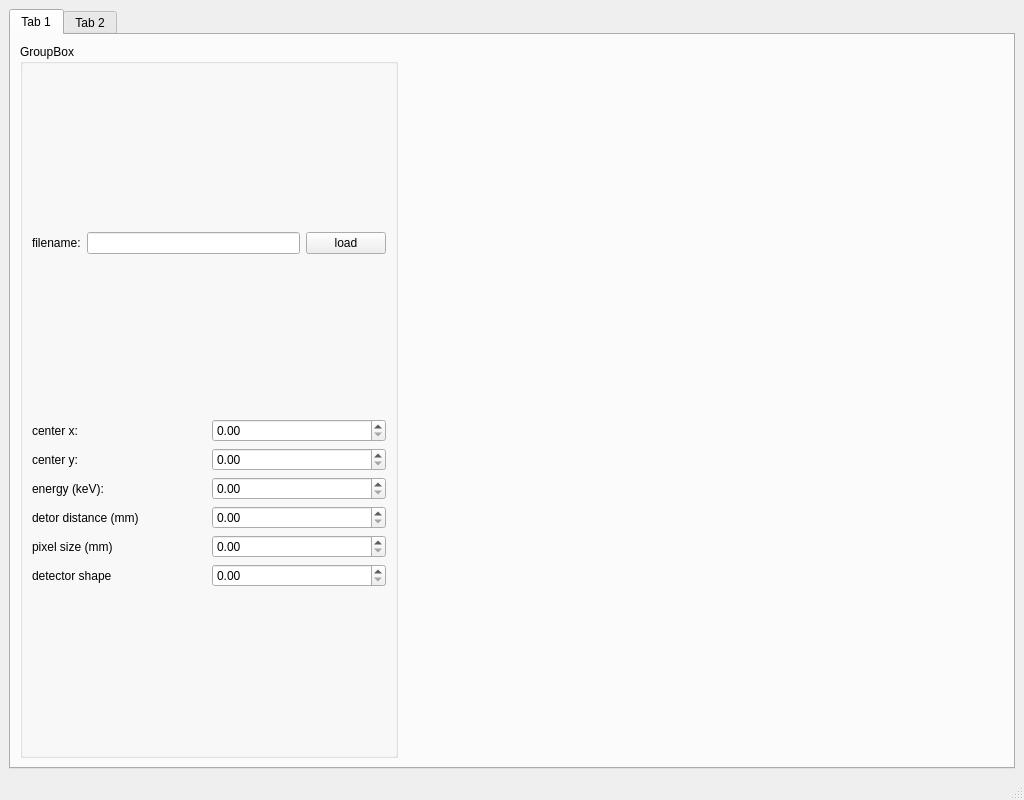
Qt form ui/mask.ui (AZjk/simple-mask) before a commit.
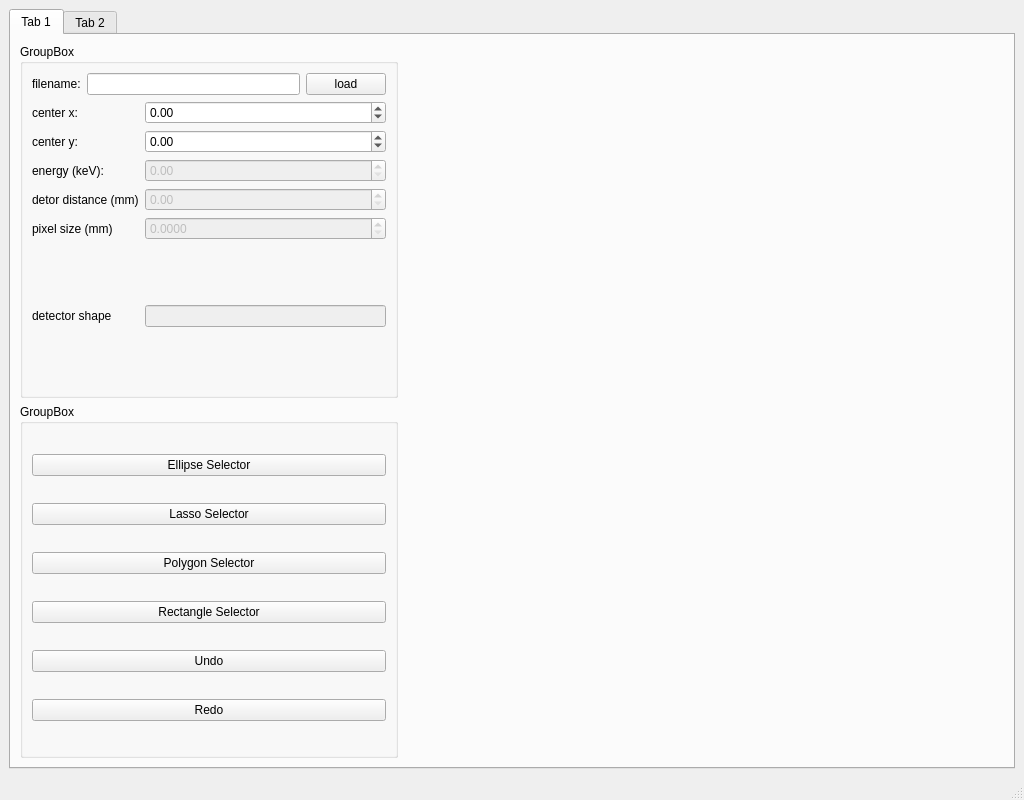
The same form after that commit. Custom widgets are drawn as their Qt base class.

```diff
--- a/ui/mask.ui
+++ b/ui/mask.ui
@@ -24,7 +24,7 @@
        <attribute name="title">
         <string>Tab 1</string>
        </attribute>
-       <layout class="QGridLayout" name="gridLayout_4">
+       <layout class="QGridLayout" name="gridLayout_5">
         <item row="0" column="0">
          <widget class="QGroupBox" name="groupBox">
           <property name="sizePolicy">
@@ -37,25 +37,15 @@
            <string>GroupBox</string>
           </property>
           <layout class="QGridLayout" name="gridLayout_3">
-           <item row="0" column="0">
-            <widget class="QLabel" name="label">
-             <property name="text">
-              <string>filename:</string>
-             </property>
-            </widget>
-           </item>
-           <item row="0" column="1">
-            <widget class="QLineEdit" name="lineEdit"/>
-           </item>
-           <item row="0" column="2">
-            <widget class="QPushButton" name="pushButton">
-             <property name="text">
-              <string>load</string>
-             </property>
-            </widget>
-           </item>
            <item row="1" column="0" colspan="3">
             <layout class="QGridLayout" name="gridLayout_2">
+             <item row="2" column="1">
+              <widget class="QDoubleSpinBox" name="db_energy">
+               <property name="enabled">
+                <bool>false</bool>
+               </property>
+              </widget>
+             </item>
              <item row="0" column="0">
               <widget class="QLabel" name="label_2">
                <property name="text">
@@ -63,19 +53,33 @@
                </property>
               </widget>
              </item>
-             <item row="0" column="1">
-              <widget class="QDoubleSpinBox" name="doubleSpinBox"/>
+             <item row="3" column="1">
+              <widget class="QDoubleSpinBox" name="db_det_dist">
+               <property name="enabled">
+                <bool>false</bool>
+               </property>
+               <property name="maximum">
+                <double>99999.000000000000000</double>
+               </property>
+              </widget>
              </item>
-             <item row="1" column="0">
-              <widget class="QLabel" name="label_3">
+             <item row="4" column="1">
+              <widget class="QDoubleSpinBox" name="db_pix_dim">
+               <property name="enabled">
+                <bool>false</bool>
+               </property>
+               <property name="decimals">
+                <number>4</number>
+               </property>
+              </widget>
+             </item>
+             <item row="4" column="0">
+              <widget class="QLabel" name="label_6">
                <property name="text">
-                <string>center y:</string>
+                <string>pixel size (mm)</string>
                </property>
               </widget>
              </item>
-             <item row="1" column="1">
-              <widget class="QDoubleSpinBox" name="doubleSpinBox_2"/>
-             </item>
              <item row="2" column="0">
               <widget class="QLabel" name="label_4">
                <property name="text">
@@ -83,8 +87,12 @@
                </property>
               </widget>
              </item>
-             <item row="2" column="1">
-              <widget class="QDoubleSpinBox" name="doubleSpinBox_3"/>
+             <item row="1" column="0">
+              <widget class="QLabel" name="label_3">
+               <property name="text">
+                <string>center y:</string>
+               </property>
+              </widget>
              </item>
              <item row="3" column="0">
               <widget class="QLabel" name="label_5">
@@ -93,36 +101,64 @@
                </property>
               </widget>
              </item>
-             <item row="3" column="1">
-              <widget class="QDoubleSpinBox" name="doubleSpinBox_4"/>
+             <item row="0" column="1">
+              <widget class="QDoubleSpinBox" name="db_cenx">
+               <property name="minimum">
+                <double>-9999.000000000000000</double>
+               </property>
+               <property name="maximum">
+                <double>9999.000000000000000</double>
+               </property>
+              </widget>
              </item>
-             <item row="4" column="0">
-              <widget class="QLabel" name="label_6">
-               <property name="text">
-                <string>pixel size (mm)</string>
+             <item row="1" column="1">
+              <widget class="QDoubleSpinBox" name="db_ceny">
+               <property name="minimum">
+                <double>-9999.000000000000000</double>
                </property>
+               <property name="maximum">
+                <double>9999.000000000000000</double>
+               </property>
               </widget>
              </item>
-             <item row="4" column="1">
-              <widget class="QDoubleSpinBox" name="doubleSpinBox_5"/>
-             </item>
-             <item row="5" column="0">
+             <item row="5" column="0" rowspan="2">
               <widget class="QLabel" name="label_7">
                <property name="text">
                 <string>detector shape</string>
                </property>
               </widget>
              </item>
-             <item row="5" column="1">
-              <widget class="QDoubleSpinBox" name="doubleSpinBox_6"/>
+             <item row="5" column="1" rowspan="2">
+              <widget class="QLineEdit" name="le_shape">
+               <property name="enabled">
+                <bool>false</bool>
+               </property>
+              </widget>
              </item>
             </layout>
            </item>
+           <item row="0" column="0">
+            <widget class="QLabel" name="label">
+             <property name="text">
+              <string>filename:</string>
+             </property>
+            </widget>
+           </item>
+           <item row="0" column="1">
+            <widget class="QLineEdit" name="fname"/>
+           </item>
+           <item row="0" column="2">
+            <widget class="QPushButton" name="btn_load">
+             <property name="text">
+              <string>load</string>
+             </property>
+            </widget>
+           </item>
           </layout>
          </widget>
         </item>
-        <item row="0" column="1">
-         <widget class="MplCanvas" name="mp1" native="true">
+        <item row="0" column="1" rowspan="2">
+         <widget class="MplCanvasBar" name="mp1" native="true">
           <property name="sizePolicy">
            <sizepolicy hsizetype="Preferred" vsizetype="Preferred">
             <horstretch>0</horstretch>
@@ -137,6 +173,60 @@
           </property>
          </widget>
         </item>
+        <item row="1" column="0">
+         <widget class="QGroupBox" name="groupBox_2">
+          <property name="title">
+           <string>GroupBox</string>
+          </property>
+          <layout class="QGridLayout" name="gridLayout_4">
+           <item row="0" column="0">
+            <widget class="QPushButton" name="btn_ellipse">
+             <property name="enabled">
+              <bool>true</bool>
+             </property>
+             <property name="text">
+              <string>Ellipse Selector</string>
+             </property>
+            </widget>
+           </item>
+           <item row="1" column="0">
+            <widget class="QPushButton" name="btn_lasso">
+             <property name="text">
+              <string>Lasso Selector</string>
+             </property>
+            </widget>
+           </item>
+           <item row="2" column="0">
+            <widget class="QPushButton" name="btn_polygon">
+             <property name="text">
+              <string>Polygon Selector</string>
+             </property>
+            </widget>
+           </item>
+           <item row="3" column="0">
+            <widget class="QPushButton" name="btn_retangle">
+             <property name="text">
+              <string>Rectangle Selector</string>
+             </property>
+            </widget>
+           </item>
+           <item row="4" column="0">
+            <widget class="QPushButton" name="btn_undo">
+             <property name="text">
+              <string>Undo</string>
+             </property>
+            </widget>
+           </item>
+           <item row="5" column="0">
+            <widget class="QPushButton" name="btn_redo">
+             <property name="text">
+              <string>Redo</string>
+             </property>
+            </widget>
+           </item>
+          </layout>
+         </widget>
+        </item>
        </layout>
       </widget>
       <widget class="QWidget" name="tab_2">
@@ -162,7 +252,7 @@
  </widget>
  <customwidgets>
   <customwidget>
-   <class>MplCanvas</class>
+   <class>MplCanvasBar</class>
    <extends>QWidget</extends>
    <header>matplot_qt</header>
    <container>1</container>
```
